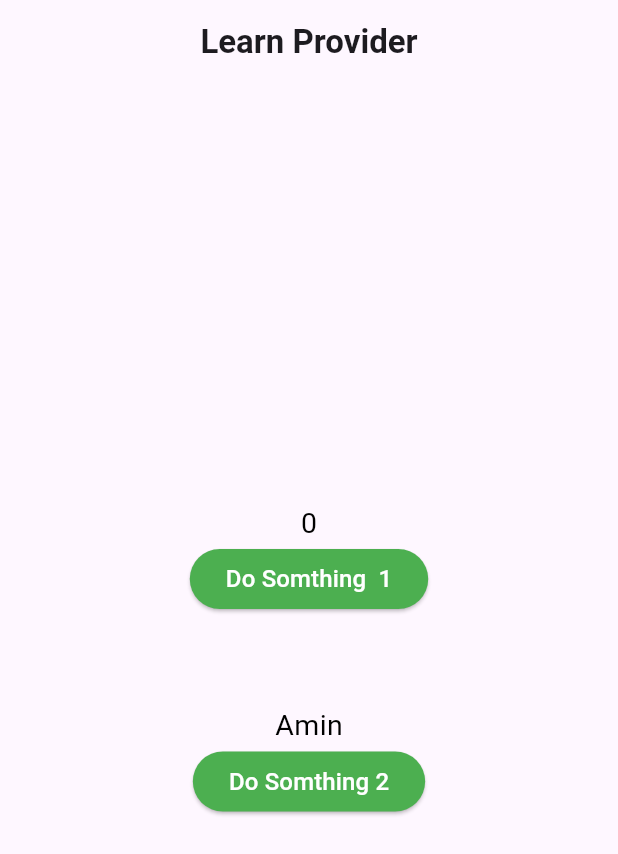
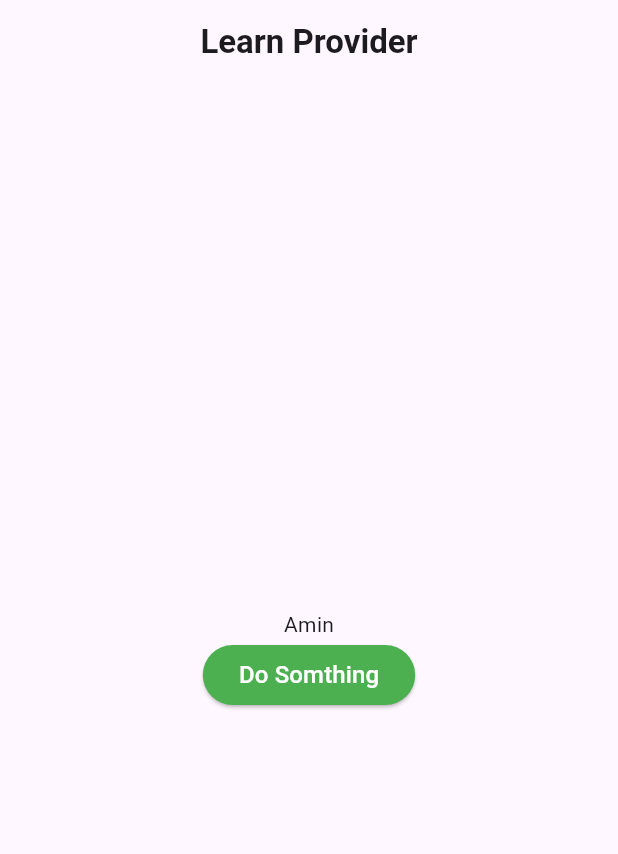
Before and after one commit to medrami-dev/learn_provider, a Flutter app: the screen it shows after launch, on a phone screen of 412 x 824 dp. Shown: the top 854 px of the screen. Run offline on Flutter 3.47's test engine with Material 3 defaults, Android fonts, the phone set to English and light mode, and no system bars.

```diff
--- a/lib/View/home_page.dart
+++ b/lib/View/home_page.dart
@@ -6,7 +6,9 @@ class HomePage extends StatelessWidget {
 
   @override
   Widget build(BuildContext context) {
-    return Scaffold(
+    return ChangeNotifierProvider(
+      create: (context) => Model(),
+      child: Scaffold(
           appBar: AppBar(
             centerTitle: true,
             title: const Text(
@@ -14,61 +16,40 @@ class HomePage extends StatelessWidget {
               style: TextStyle(fontWeight: FontWeight.bold),
             ),
           ),
-        body: Container(
+          body: const Home()),
+    );
+  }
+}
+
+class Home extends StatelessWidget {
+  const Home({super.key});
+
+  @override
+  Widget build(BuildContext context) {
+    var model = Provider.of<Model>(context);
+    return Container(
       alignment: Alignment.center,
-          child: Column(mainAxisAlignment: MainAxisAlignment.center, children: [
-            Selector<Model, int>(
-              selector: (context, value) => value.getshowOne,
-              builder: (context, crt1, child) {
-                return Text(crt1.toString(),
-                    style: const TextStyle(color: Colors.black, fontSize: 19));
-              },
-            ),
-            Consumer<Model>(
-              builder: (context, numOne, child) {
-                return ElevatedButton(
+      child: Column(
+          mainAxisAlignment: MainAxisAlignment.center,
+          crossAxisAlignment: CrossAxisAlignment.center,
+          children: [
+            Text(model.name2),
+            ElevatedButton(
                 onPressed: () {
-                      numOne.doSomthingOne();
-                    },
-                    style: const ButtonStyle(
-                        backgroundColor:
-                            MaterialStatePropertyAll(Colors.green)),
-                    child: const Text(
-                      "Do Somthing  1",
-                      style: TextStyle(color: Colors.white, fontSize: 16),
-                    ));
-              },
-            ),
-            const SizedBox(
-              height: 60,
-            ),
-            // ? Text
-            Selector<Model, String>(
-              selector: (context, value) => value.getshowTwo,
-              builder: (context, crt2, child) {
-                return Text(crt2,
-                    style: const TextStyle(color: Colors.black, fontSize: 19));
-              },
-            ),
-
-            // ? button
-            Consumer<Model>(builder: (context, nameTwo, widget) {
-              return ElevatedButton(
-                  onPressed: () {
-                    nameTwo.doSomthingTwo();
+                  model.doSomthingTwo();
                 },
                 style: const ButtonStyle(
                     backgroundColor: MaterialStatePropertyAll(Colors.green)),
                 child: const Text(
-                    "Do Somthing 2",
+                  "Do Somthing",
                   style: TextStyle(color: Colors.white, fontSize: 16),
-                  ));
-            })
+                ))
           ]),
-        ));
+    );
   }
 }
 
+// * This is Model Class
 class Model extends ChangeNotifier {
   var name1 = 0;
   var name2 = "Amin";
--- a/lib/main.dart
+++ b/lib/main.dart
@@ -1,9 +1,7 @@
 import 'package:flutter/material.dart';
 import 'package:learn_provider/View/home_page.dart';
-import 'package:provider/provider.dart';
 
 void main() {
-  Provider.debugCheckInvalidValueType = null;
   runApp(const MainApp());
 }
 
@@ -12,14 +10,11 @@ class MainApp extends StatelessWidget {
 
   @override
   Widget build(BuildContext context) {
-    return ChangeNotifierProvider(
-      create: (context) => Model(),
-      child: MaterialApp(
-          debugShowCheckedModeBanner: false,
-          theme: ThemeData(
-            useMaterial3: true,
-          ),
-          home: const HomePage()),
-    );
+    return MaterialApp(
+        debugShowCheckedModeBanner: false,
+        theme: ThemeData(
+          useMaterial3: true,
+        ),
+        home: const HomePage());
   }
 }
```
Lines whose indentation alone changed are shown as unchanged.
